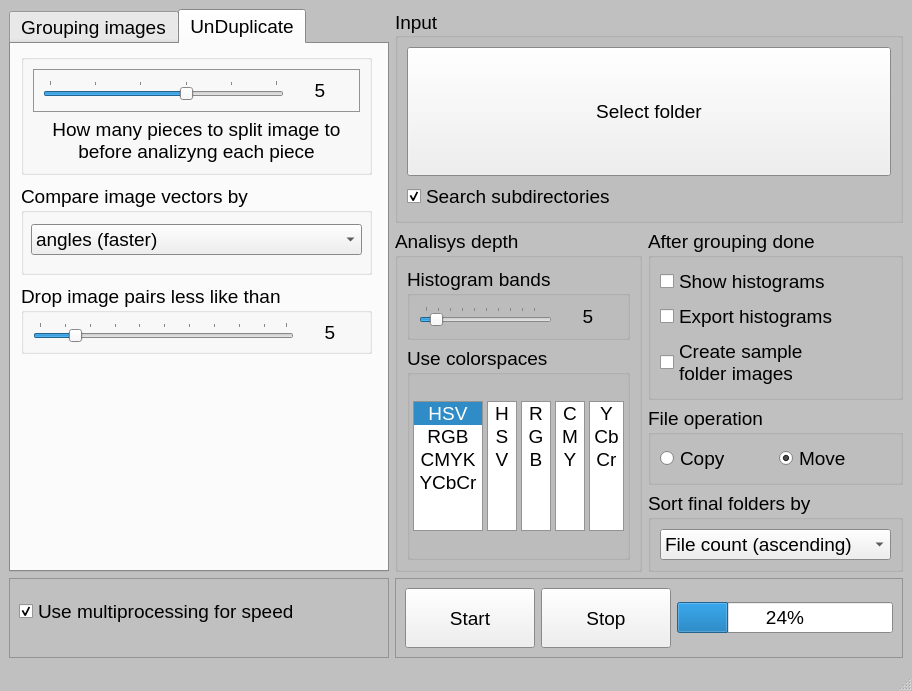
Old version of the form VisImSorter.ui in the repository FuhrerStein/VisImSorter2.
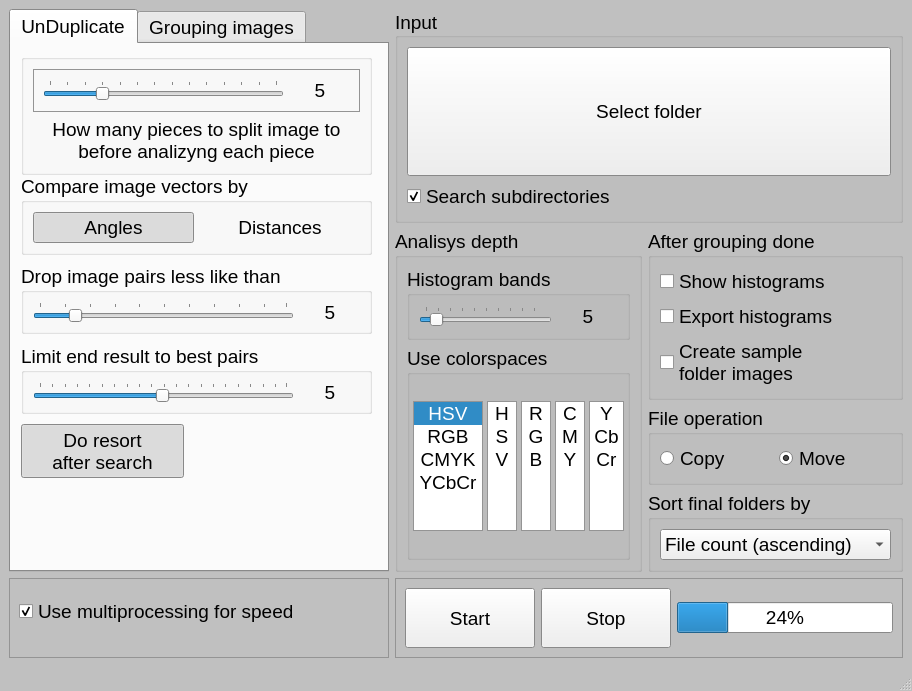
New version of the form.

Commit message: good speed for compare, fair quality

Diff of the .ui file:
```diff
--- a/VisImSorter.ui
+++ b/VisImSorter.ui
@@ -6,8 +6,8 @@
    <rect>
     <x>0</x>
     <y>0</y>
-    <width>888</width>
-    <height>672</height>
+    <width>896</width>
+    <height>675</height>
    </rect>
   </property>
   <property name="sizePolicy">
@@ -921,6 +921,331 @@
       <property name="currentIndex">
        <number>1</number>
       </property>
+      <widget class="QWidget" name="tab_unduplicate">
+       <property name="sizePolicy">
+        <sizepolicy hsizetype="Minimum" vsizetype="Preferred">
+         <horstretch>0</horstretch>
+         <verstretch>0</verstretch>
+        </sizepolicy>
+       </property>
+       <property name="minimumSize">
+        <size>
+         <width>370</width>
+         <height>0</height>
+        </size>
+       </property>
+       <attribute name="title">
+        <string>UnDuplicate</string>
+       </attribute>
+       <widget class="QGroupBox" name="groupBox_5">
+        <property name="geometry">
+         <rect>
+          <x>10</x>
+          <y>10</y>
+          <width>351</width>
+          <height>121</height>
+         </rect>
+        </property>
+        <layout class="QVBoxLayout" name="verticalLayout_6">
+         <item>
+          <widget class="QFrame" name="frame_4">
+           <property name="frameShape">
+            <enum>QFrame::StyledPanel</enum>
+           </property>
+           <property name="frameShadow">
+            <enum>QFrame::Raised</enum>
+           </property>
+           <layout class="QHBoxLayout" name="horizontalLayout_5">
+            <item>
+             <widget class="QSlider" name="slider_image_split_steps">
+              <property name="minimum">
+               <number>0</number>
+              </property>
+              <property name="maximum">
+               <number>13</number>
+              </property>
+              <property name="pageStep">
+               <number>1</number>
+              </property>
+              <property name="value">
+               <number>3</number>
+              </property>
+              <property name="orientation">
+               <enum>Qt::Horizontal</enum>
+              </property>
+              <property name="invertedAppearance">
+               <bool>false</bool>
+              </property>
+              <property name="invertedControls">
+               <bool>false</bool>
+              </property>
+              <property name="tickPosition">
+               <enum>QSlider::TicksAbove</enum>
+              </property>
+              <property name="tickInterval">
+               <number>1</number>
+              </property>
+             </widget>
+            </item>
+            <item>
+             <widget class="QLabel" name="lbl_image_split_steps">
+              <property name="sizePolicy">
+               <sizepolicy hsizetype="Maximum" vsizetype="Preferred">
+                <horstretch>162</horstretch>
+                <verstretch>95</verstretch>
+               </sizepolicy>
+              </property>
+              <property name="minimumSize">
+               <size>
+                <width>60</width>
+                <height>0</height>
+               </size>
+              </property>
+              <property name="layoutDirection">
+               <enum>Qt::LeftToRight</enum>
+              </property>
+              <property name="text">
+               <string>5</string>
+              </property>
+              <property name="alignment">
+               <set>Qt::AlignCenter</set>
+              </property>
+             </widget>
+            </item>
+           </layout>
+          </widget>
+         </item>
+         <item>
+          <widget class="QLabel" name="label_2">
+           <property name="sizePolicy">
+            <sizepolicy hsizetype="Minimum" vsizetype="Minimum">
+             <horstretch>0</horstretch>
+             <verstretch>0</verstretch>
+            </sizepolicy>
+           </property>
+           <property name="text">
+            <string>How many pieces to split image to before analizyng each piece</string>
+           </property>
+           <property name="alignment">
+            <set>Qt::AlignCenter</set>
+           </property>
+           <property name="wordWrap">
+            <bool>true</bool>
+           </property>
+          </widget>
+         </item>
+        </layout>
+       </widget>
+       <widget class="QGroupBox" name="groupBox_3">
+        <property name="geometry">
+         <rect>
+          <x>10</x>
+          <y>220</y>
+          <width>351</width>
+          <height>70</height>
+         </rect>
+        </property>
+        <property name="title">
+         <string>Drop image pairs less like than</string>
+        </property>
+        <layout class="QHBoxLayout" name="horizontalLayout_10">
+         <item>
+          <widget class="QSlider" name="slider_image_max_likeness">
+           <property name="minimum">
+            <number>1</number>
+           </property>
+           <property name="maximum">
+            <number>100</number>
+           </property>
+           <property name="value">
+            <number>15</number>
+           </property>
+           <property name="orientation">
+            <enum>Qt::Horizontal</enum>
+           </property>
+           <property name="invertedAppearance">
+            <bool>false</bool>
+           </property>
+           <property name="invertedControls">
+            <bool>false</bool>
+           </property>
+           <property name="tickPosition">
+            <enum>QSlider::TicksAbove</enum>
+           </property>
+           <property name="tickInterval">
+            <number>10</number>
+           </property>
+          </widget>
+         </item>
+         <item>
+          <widget class="QLabel" name="lbl_image_max_likeness">
+           <property name="sizePolicy">
+            <sizepolicy hsizetype="Maximum" vsizetype="Preferred">
+             <horstretch>162</horstretch>
+             <verstretch>95</verstretch>
+            </sizepolicy>
+           </property>
+           <property name="minimumSize">
+            <size>
+             <width>60</width>
+             <height>0</height>
+            </size>
+           </property>
+           <property name="layoutDirection">
+            <enum>Qt::LeftToRight</enum>
+           </property>
+           <property name="text">
+            <string>5</string>
+           </property>
+           <property name="alignment">
+            <set>Qt::AlignCenter</set>
+           </property>
+          </widget>
+         </item>
+        </layout>
+       </widget>
+       <widget class="QGroupBox" name="groupBox_7">
+        <property name="geometry">
+         <rect>
+          <x>10</x>
+          <y>300</y>
+          <width>351</width>
+          <height>70</height>
+         </rect>
+        </property>
+        <property name="title">
+         <string>Limit end result to best pairs</string>
+        </property>
+        <layout class="QHBoxLayout" name="horizontalLayout_11">
+         <item>
+          <widget class="QSlider" name="slider_max_pairs">
+           <property name="minimum">
+            <number>1</number>
+           </property>
+           <property name="maximum">
+            <number>200</number>
+           </property>
+           <property name="value">
+            <number>100</number>
+           </property>
+           <property name="orientation">
+            <enum>Qt::Horizontal</enum>
+           </property>
+           <property name="invertedAppearance">
+            <bool>false</bool>
+           </property>
+           <property name="invertedControls">
+            <bool>false</bool>
+           </property>
+           <property name="tickPosition">
+            <enum>QSlider::TicksAbove</enum>
+           </property>
+           <property name="tickInterval">
+            <number>10</number>
+           </property>
+          </widget>
+         </item>
+         <item>
+          <widget class="QLabel" name="lbl_max_pairs">
+           <property name="sizePolicy">
+            <sizepolicy hsizetype="Maximum" vsizetype="Preferred">
+             <horstretch>162</horstretch>
+             <verstretch>95</verstretch>
+            </sizepolicy>
+           </property>
+           <property name="minimumSize">
+            <size>
+             <width>60</width>
+             <height>0</height>
+            </size>
+           </property>
+           <property name="layoutDirection">
+            <enum>Qt::LeftToRight</enum>
+           </property>
+           <property name="text">
+            <string>5</string>
+           </property>
+           <property name="alignment">
+            <set>Qt::AlignCenter</set>
+           </property>
+          </widget>
+         </item>
+        </layout>
+       </widget>
+       <widget class="QGroupBox" name="groupBox_9">
+        <property name="geometry">
+         <rect>
+          <x>10</x>
+          <y>130</y>
+          <width>351</width>
+          <height>81</height>
+         </rect>
+        </property>
+        <property name="title">
+         <string>Compare image vectors by</string>
+        </property>
+        <layout class="QHBoxLayout" name="horizontalLayout_8">
+         <item>
+          <widget class="QPushButton" name="btn_angles">
+           <property name="text">
+            <string>Angles</string>
+           </property>
+           <property name="checkable">
+            <bool>true</bool>
+           </property>
+           <property name="checked">
+            <bool>true</bool>
+           </property>
+           <property name="flat">
+            <bool>true</bool>
+           </property>
+           <attribute name="buttonGroup">
+            <string notr="true">buttonGroup</string>
+           </attribute>
+          </widget>
+         </item>
+         <item>
+          <widget class="QPushButton" name="btn_distances">
+           <property name="text">
+            <string>Distances</string>
+           </property>
+           <property name="checkable">
+            <bool>true</bool>
+           </property>
+           <property name="flat">
+            <bool>true</bool>
+           </property>
+           <attribute name="buttonGroup">
+            <string notr="true">buttonGroup</string>
+           </attribute>
+          </widget>
+         </item>
+        </layout>
+       </widget>
+       <widget class="QPushButton" name="btn_compare_resort">
+        <property name="geometry">
+         <rect>
+          <x>10</x>
+          <y>380</y>
+          <width>163</width>
+          <height>54</height>
+         </rect>
+        </property>
+        <property name="text">
+         <string>Do resort 
+after search</string>
+        </property>
+        <property name="checkable">
+         <bool>true</bool>
+        </property>
+        <property name="checked">
+         <bool>true</bool>
+        </property>
+        <property name="flat">
+         <bool>true</bool>
+        </property>
+       </widget>
+      </widget>
       <widget class="QWidget" name="tab_grouping">
        <property name="accessibleName">
         <string/>
@@ -1223,226 +1548,6 @@
         </item>
        </layout>
       </widget>
-      <widget class="QWidget" name="tab_unduplicate">
-       <property name="sizePolicy">
-        <sizepolicy hsizetype="Minimum" vsizetype="Preferred">
-         <horstretch>0</horstretch>
-         <verstretch>0</verstretch>
-        </sizepolicy>
-       </property>
-       <property name="minimumSize">
-        <size>
-         <width>370</width>
-         <height>0</height>
-        </size>
-       </property>
-       <attribute name="title">
-        <string>UnDuplicate</string>
-       </attribute>
-       <widget class="QGroupBox" name="groupBox_5">
-        <property name="geometry">
-         <rect>
-          <x>10</x>
-          <y>10</y>
-          <width>351</width>
-          <height>121</height>
-         </rect>
-        </property>
-        <layout class="QVBoxLayout" name="verticalLayout_6">
-         <item>
-          <widget class="QFrame" name="frame_4">
-           <property name="frameShape">
-            <enum>QFrame::StyledPanel</enum>
-           </property>
-           <property name="frameShadow">
-            <enum>QFrame::Raised</enum>
-           </property>
-           <layout class="QHBoxLayout" name="horizontalLayout_5">
-            <item>
-             <widget class="QSlider" name="slider_image_split_steps">
-              <property name="minimum">
-               <number>0</number>
-              </property>
-              <property name="maximum">
-               <number>5</number>
-              </property>
-              <property name="pageStep">
-               <number>1</number>
-              </property>
-              <property name="value">
-               <number>3</number>
-              </property>
-              <property name="orientation">
-               <enum>Qt::Horizontal</enum>
-              </property>
-              <property name="invertedAppearance">
-               <bool>false</bool>
-              </property>
-              <property name="invertedControls">
-               <bool>false</bool>
-              </property>
-              <property name="tickPosition">
-               <enum>QSlider::TicksAbove</enum>
-              </property>
-              <property name="tickInterval">
-               <number>1</number>
-              </property>
-             </widget>
-            </item>
-            <item>
-             <widget class="QLabel" name="lbl_image_split_steps">
-              <property name="sizePolicy">
-               <sizepolicy hsizetype="Maximum" vsizetype="Preferred">
-                <horstretch>162</horstretch>
-                <verstretch>95</verstretch>
-               </sizepolicy>
-              </property>
-              <property name="minimumSize">
-               <size>
-                <width>60</width>
-                <height>0</height>
-               </size>
-              </property>
-              <property name="layoutDirection">
-               <enum>Qt::LeftToRight</enum>
-              </property>
-              <property name="text">
-               <string>5</string>
-              </property>
-              <property name="alignment">
-               <set>Qt::AlignCenter</set>
-              </property>
-             </widget>
-            </item>
-           </layout>
-          </widget>
-         </item>
-         <item>
-          <widget class="QLabel" name="label_2">
-           <property name="sizePolicy">
-            <sizepolicy hsizetype="Minimum" vsizetype="Minimum">
-             <horstretch>0</horstretch>
-             <verstretch>0</verstretch>
-            </sizepolicy>
-           </property>
-           <property name="text">
-            <string>How many pieces to split image to before analizyng each piece</string>
-           </property>
-           <property name="alignment">
-            <set>Qt::AlignCenter</set>
-           </property>
-           <property name="wordWrap">
-            <bool>true</bool>
-           </property>
-          </widget>
-         </item>
-        </layout>
-       </widget>
-       <widget class="QGroupBox" name="groupBox">
-        <property name="geometry">
-         <rect>
-          <x>10</x>
-          <y>140</y>
-          <width>351</width>
-          <height>91</height>
-         </rect>
-        </property>
-        <property name="title">
-         <string>Compare image vectors by</string>
-        </property>
-        <widget class="QComboBox" name="combo_compare_vectors">
-         <property name="geometry">
-          <rect>
-           <x>10</x>
-           <y>40</y>
-           <width>331</width>
-           <height>31</height>
-          </rect>
-         </property>
-         <property name="currentIndex">
-          <number>1</number>
-         </property>
-         <item>
-          <property name="text">
-           <string>distances (slower)</string>
-          </property>
-         </item>
-         <item>
-          <property name="text">
-           <string>angles (faster)</string>
-          </property>
-         </item>
-        </widget>
-       </widget>
-       <widget class="QGroupBox" name="groupBox_3">
-        <property name="geometry">
-         <rect>
-          <x>10</x>
-          <y>240</y>
-          <width>351</width>
-          <height>70</height>
-         </rect>
-        </property>
-        <property name="title">
-         <string>Drop image pairs less like than</string>
-        </property>
-        <layout class="QHBoxLayout" name="horizontalLayout_10">
-         <item>
-          <widget class="QSlider" name="slider_image_max_likeness">
-           <property name="minimum">
-            <number>1</number>
-           </property>
-           <property name="maximum">
-            <number>100</number>
-           </property>
-           <property name="value">
-            <number>15</number>
-           </property>
-           <property name="orientation">
-            <enum>Qt::Horizontal</enum>
-           </property>
-           <property name="invertedAppearance">
-            <bool>false</bool>
-           </property>
-           <property name="invertedControls">
-            <bool>false</bool>
-           </property>
-           <property name="tickPosition">
-            <enum>QSlider::TicksAbove</enum>
-           </property>
-           <property name="tickInterval">
-            <number>10</number>
-           </property>
-          </widget>
-         </item>
-         <item>
-          <widget class="QLabel" name="lbl_image_max_likeness">
-           <property name="sizePolicy">
-            <sizepolicy hsizetype="Maximum" vsizetype="Preferred">
-             <horstretch>162</horstretch>
-             <verstretch>95</verstretch>
-            </sizepolicy>
-           </property>
-           <property name="minimumSize">
-            <size>
-             <width>60</width>
-             <height>0</height>
-            </size>
-           </property>
-           <property name="layoutDirection">
-            <enum>Qt::LeftToRight</enum>
-           </property>
-           <property name="text">
-            <string>5</string>
-           </property>
-           <property name="alignment">
-            <set>Qt::AlignCenter</set>
-           </property>
-          </widget>
-         </item>
-        </layout>
-       </widget>
-      </widget>
      </widget>
     </item>
    </layout>
```
Left out of the diff: 227 changed lines with no effect on the pictures. The commit also changes 7 other files.
